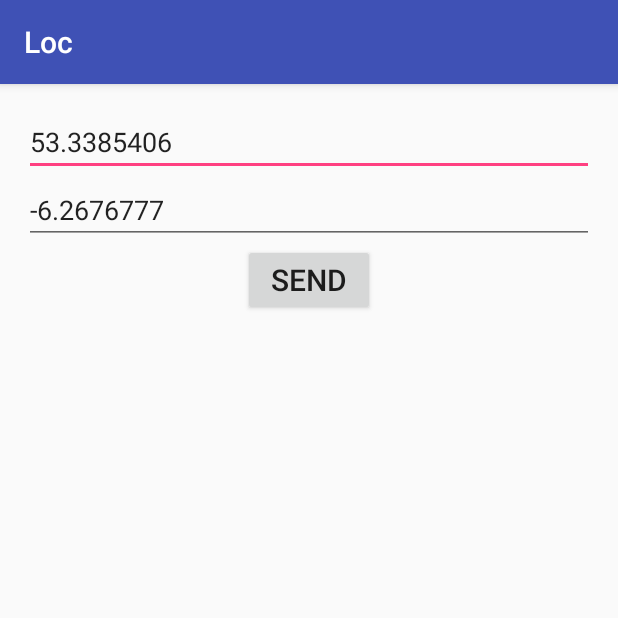
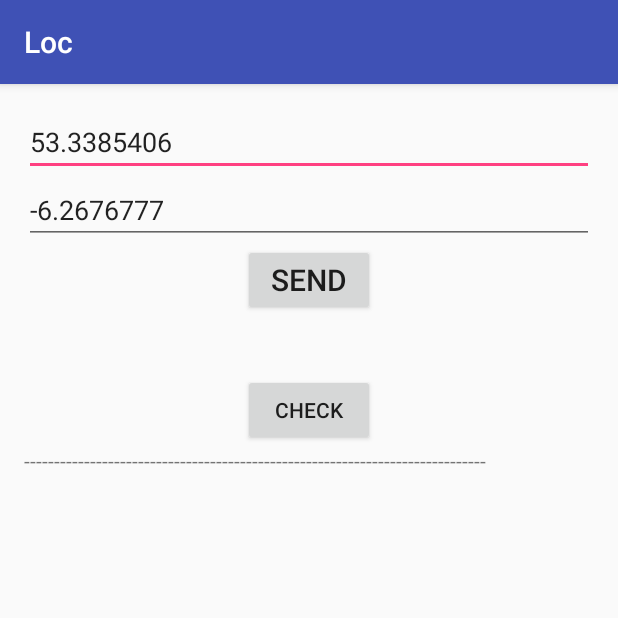
Before and after one commit to msaukans/Loc, an Android app: the screen it shows after launch (MainActivity), on a phone screen of 412 x 824 dp, the top half of it. Run offline under Robolectric (Android 15) with nearby library versions, the phone set to English and light mode, and no system bars.

Commit message:
can calculate distanceTo using an arraylist, so i can use the web scraping in the fyp

```diff
--- a/app/src/main/java/com/codester/maris/loc/MainActivity.java
+++ b/app/src/main/java/com/codester/maris/loc/MainActivity.java
@@ -4,23 +4,29 @@ import android.location.Location;
 import android.support.v7.app.AppCompatActivity;
 import android.os.Bundle;
 
-import android.app.Activity;
-import android.graphics.Typeface;
-import android.os.Bundle;
-import android.renderscript.Type;
-import android.view.Gravity;
 import android.view.View;
+import android.widget.ArrayAdapter;
 import android.widget.Button;
 import android.widget.EditText;
-import android.widget.ImageView;
+import android.widget.ListView;
 import android.widget.RadioGroup;
 import android.widget.RadioGroup.OnCheckedChangeListener;
 import android.widget.TextView;
 import android.widget.Toast;
 
-public class MainActivity extends AppCompatActivity implements OnCheckedChangeListener {
-    TextView tv1,tv2;
+import org.w3c.dom.Text;
+
+import java.util.ArrayList;
+
+import static android.media.CamcorderProfile.get;
+
+public class MainActivity extends AppCompatActivity implements OnCheckedChangeListener, View.OnClickListener {
+    TextView tv1,tv2,text3;
     EditText lat_dest,lon_dest;
+    ListView listv1,list2;
+    ArrayList<Location> arr1;
+    ArrayList<String> arr2;
+    Button but1, btnCheck;
 
     @Override
     protected void onCreate(Bundle savedInstanceState) {
@@ -32,13 +38,44 @@ public class MainActivity extends AppCompatActivity implements OnCheckedChangeLi
 
         tv1 = (TextView) findViewById(R.id.tv1);
         tv2 = (TextView) findViewById(R.id.tv2);
+        text3 = (TextView) findViewById(R.id.text3);
 
-        Button but1 = (Button) findViewById(R.id.button1);
-        but1.setOnClickListener(new View.OnClickListener() {
+        arr1 = new ArrayList<>();
+        arr2 = new ArrayList();
+
+       /* arr1.add("item1");
+        arr1.add("item2");
+        arr1.add("item3");
+
+        arr2.add("thing 1");
+        arr2.add("thing 2");
+        arr2.add("thing 3");*/
+
+        /*ArrayAdapter<String> adapter1 = new ArrayAdapter<String>(this, android.R.layout.simple_list_item_2, arr1);
+        ArrayAdapter<String> adapter2 = new ArrayAdapter<String>(this, android.R.layout.simple_list_item_1, arr2);
+        listv1 = (ListView) findViewById(R.id.list1);
+        list2 = (ListView) findViewById(R.id.list2);
+        listv1.setAdapter(adapter1);*/
+        //adapter1.notifyDataSetChanged();
+
+        //list2.setAdapter(adapter2);
+
+        but1 = (Button) findViewById(R.id.button1);
+        but1.setOnClickListener(this);
+
+        btnCheck = (Button) findViewById(R.id.btnCheck);
+        btnCheck.setOnClickListener(this);
+
+    }//end onCreate
+
+    @Override
+    public void onCheckedChanged(RadioGroup group, int checkedId) {
+
+    }
 
     @Override
     public void onClick(View v) {
-
+        if(v == but1){
             Location mylocation = new Location("");
             Location dest_location = new Location("");
             String lat = lat_dest.getText().toString();
@@ -69,10 +106,11 @@ public class MainActivity extends AppCompatActivity implements OnCheckedChangeLi
             //PROBLEM SETTING TEXTVIEW>>>>>>>>>>>>>>>>>>>>>
             Location dest_location2 = new Location("");
             String lat2 = "52.336916";
-                String lon2 = "-6.463338099999987";
+            String lon2 = "-9.463338099999987";//meant to be -6
             dest_location2.setLatitude(Double.parseDouble(lat2));
             dest_location2.setLongitude(Double.parseDouble(lon2));
             Double distance2 = Double.valueOf(mylocation.distanceTo(dest_location2));
+
             Toast.makeText(MainActivity.this, "Distance "+Double.toString(distance2),
                     Toast.LENGTH_LONG).show();
             tv2.setText("distance to wexford from home " + Double.toString(distance2));
@@ -80,15 +118,47 @@ public class MainActivity extends AppCompatActivity implements OnCheckedChangeLi
             if (distance2 < dist) {
                 Toast.makeText(MainActivity.this, "Im close to the second location", Toast.LENGTH_SHORT).show();
             }
+        }//end if
+        else if (btnCheck == v) {
+            Location mylocation = new Location("");
+            Double my_lat = 52.676765;
+            Double my_lon = -6.292764;
+            mylocation.setLatitude(my_lat);
+            mylocation.setLongitude(my_lon);
+
+            Location dest_location2 = new Location("");
+            String lat2 = "52.336916";
+            String lon2 = "-6.463338099999987";//meant to be -6
+            dest_location2.setLatitude(Double.parseDouble(lat2));
+            dest_location2.setLongitude(Double.parseDouble(lon2));
+            //Double distance2 = Double.valueOf(mylocation.distanceTo(dest_location2));
 
 
-            }//end onClick
-        });
+            Double dist = 100000.00;
+            arr1.add(dest_location2);
 
-    }//end onCreate
+            Double distance2 = (double) mylocation.distanceTo(arr1.get(0));
+            tv1.setText(Double.toString(distance2));
+            if (distance2 < dist) {
+                Double d = distance2 / 1000;
+                tv2.setText("close to location/Within 100km..." + d);
+            }
 
-    @Override
-    public void onCheckedChanged(RadioGroup group, int checkedId) {
+            Location mylocation2 = new Location("");
+            Double my_lat2 = 53.3385306;
+            Double my_lon2 = -6.2676777;//college
+            mylocation2.setLatitude(my_lat2);
+            mylocation2.setLongitude(my_lon2);
 
+            Double distance3 = Double.valueOf(mylocation2.distanceTo(dest_location2));
+            float distance = mylocation2.distanceTo(dest_location2)/1000;
+
+            if (distance3 < dist || distance3 == dist || distance3 > dist) {
+                Double d = distance3/1000;
+                Toast.makeText(MainActivity.this,"Your close to the last location", Toast.LENGTH_SHORT).show();
+                text3.setText("Your " + d + " from the location" + " the initial distance is " + distance3 + " my location is  " + mylocation2
+                + " my destination location is " + dest_location2);
             }
         }
+    }
+}
--- a/app/src/main/res/layout/activity_main.xml
+++ b/app/src/main/res/layout/activity_main.xml
@@ -47,4 +47,38 @@
         android:layout_height="wrap_content"
         android:layout_below="@id/tv1"/>
 
+    <Button
+        android:id="@+id/btnCheck"
+        android:layout_width="wrap_content"
+        android:layout_height="wrap_content"
+        android:text="check"
+        android:layout_below="@id/tv2"
+        android:layout_centerHorizontal="true"/>
+
+    <TextView
+        android:id="@+id/breakLine"
+        android:layout_width="match_parent"
+        android:layout_height="wrap_content"
+        android:text="-----------------------------------------------------------------------------"
+        android:layout_below="@id/btnCheck"/>
+
+    <ListView
+        android:id="@+id/list1"
+        android:layout_width="150dp"
+        android:layout_height="wrap_content"
+        android:layout_below="@id/breakLine"></ListView>
+
+    <ListView
+        android:id="@+id/list2"
+        android:layout_width="150dp"
+        android:layout_height="wrap_content"
+        android:layout_below="@id/breakLine"
+        android:layout_toRightOf="@id/list1"></ListView>
+
+    <TextView
+        android:id="@+id/text3"
+        android:layout_width="wrap_content"
+        android:layout_height="wrap_content"
+        android:layout_below="@id/list1"
+        android:layout_centerHorizontal="true"/>
 </RelativeLayout>
--- a/build.gradle
+++ b/build.gradle
@@ -5,7 +5,7 @@ buildscript {
         jcenter()
     }
     dependencies {
-        classpath 'com.android.tools.build:gradle:2.2.3'
+        classpath 'com.android.tools.build:gradle:2.3.0'
 
         // NOTE: Do not place your application dependencies here; they belong
         // in the individual module build.gradle files
```
Also changed, not shown: app/src/main/res/layout/list_single.xml (added, +9 -0 lines), gradle/wrapper/gradle-wrapper.properties. Lines whose indentation alone changed are shown as unchanged.
